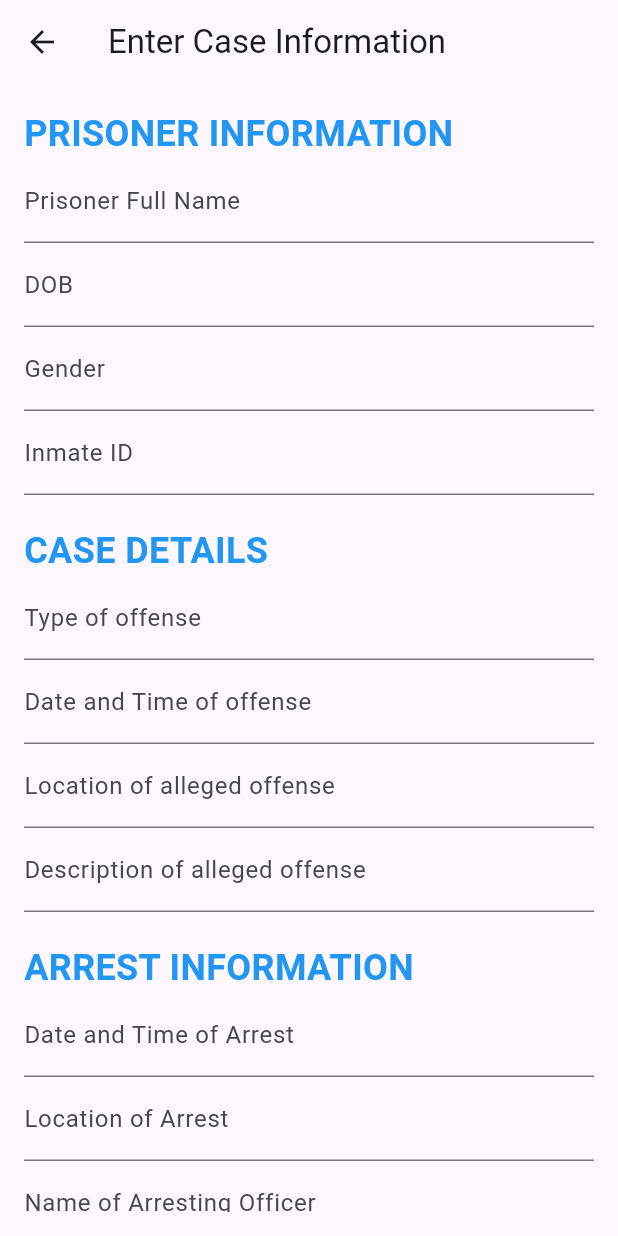
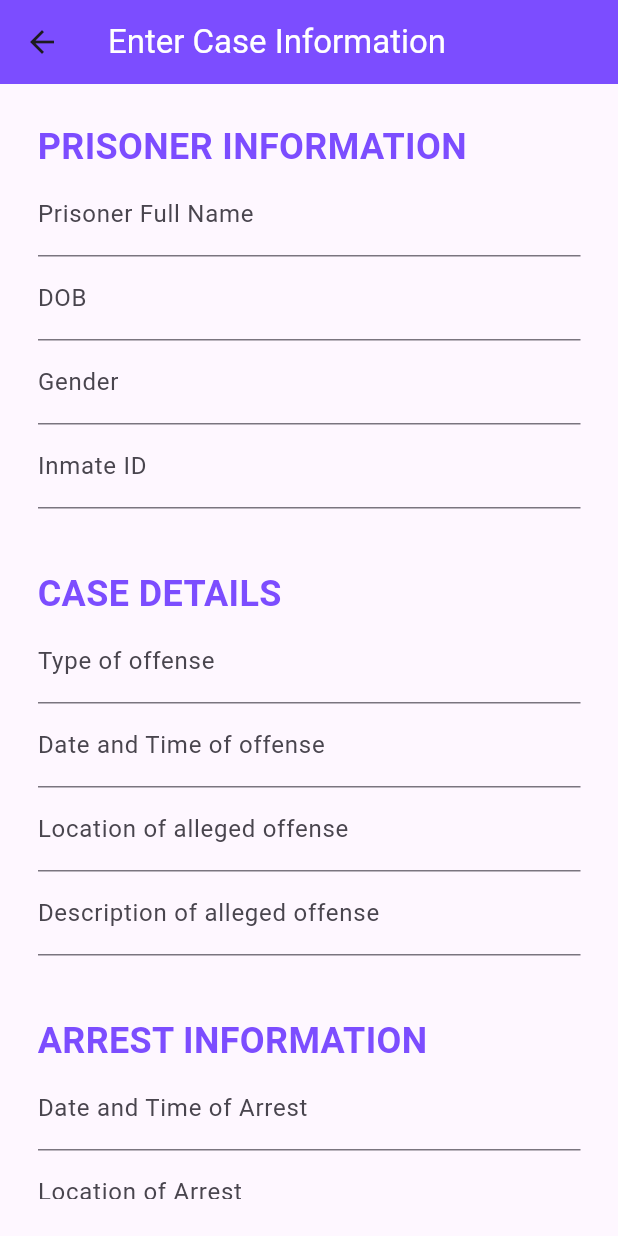
Before and after one commit to kavyaaa-1/sih, a Flutter app: the CaseInfoForm screen opened directly, on a phone screen of 412 x 824 dp. Run offline on Flutter 3.47's test engine with Material 2 defaults, Android fonts, the phone set to English and light mode, and no system bars; missing offline and left inert: mongo_dart.

Commit message:
updating ui

```diff
--- a/lib/main.dart
+++ b/lib/main.dart
@@ -1,4 +1,6 @@
 import 'package:flutter/material.dart';
+import 'package:sih_project/screens/add_case.dart';
+import 'package:sih_project/screens/assign_lawyer.dart';
 import 'package:sih_project/screens/select_user_type.dart';
 
 import 'dbHelper/mongodb.dart';
@@ -25,7 +27,7 @@ class MyApp extends StatelessWidget {
       routes: {
         //'/': (context) => MyHomePage(title: 'Your App Title'), // Your existing home page
         //'/': (context) => SelectUserTypePage(),
-        '/': (context) => SelectUserTypePage(),
+        '/': (context) => CaseInfoForm(),
       },
     );
   }
--- a/lib/screens/add_case.dart
+++ b/lib/screens/add_case.dart
@@ -1,4 +1,6 @@
 import 'package:flutter/material.dart';
+
+import 'assign_lawyer.dart';
 
 class CaseInfoForm extends StatefulWidget {
   @override
@@ -46,10 +48,12 @@ class _CaseInfoFormState extends State<CaseInfoForm> {
   Widget build(BuildContext context) {
     return Scaffold(
       appBar: AppBar(
-        title: Text('Enter Case Information'),
+        backgroundColor: Colors.deepPurpleAccent,
+        title: Text('Enter Case Information',
+        style: TextStyle(color: Colors.white),),
       ),
       body: Padding(
-        padding: EdgeInsets.all(16.0),
+        padding: EdgeInsets.all(25.0),
         child: Form(
           key: _formKey,
           child: ListView(
@@ -59,7 +63,7 @@ class _CaseInfoFormState extends State<CaseInfoForm> {
                 style: TextStyle(
                     fontSize: 24.0,
                     fontWeight: FontWeight.bold,
-                    color: Colors.blue),
+                    color: Colors.deepPurpleAccent),
               ),
               _buildTextField('Prisoner Full Name', (value) {
                 prisonerName = value;
@@ -74,13 +78,13 @@ class _CaseInfoFormState extends State<CaseInfoForm> {
                 prisonerID = value;
               }),
 
-              const SizedBox(height: 20.0),
+              const SizedBox(height: 40.0),
               const Text(
                 "CASE DETAILS",
                 style: TextStyle(
                     fontSize: 24.0,
                     fontWeight: FontWeight.bold,
-                    color: Colors.blue),
+                    color: Colors.deepPurpleAccent),
               ),
               _buildTextField('Type of offense', (value) {
                 offenseType = value;
@@ -96,13 +100,13 @@ class _CaseInfoFormState extends State<CaseInfoForm> {
                 offenseDesc = value;
               }),
 
-              const SizedBox(height: 20.0),
+              const SizedBox(height: 40.0),
               const Text(
                 "ARREST INFORMATION",
                 style: TextStyle(
                     fontSize: 24.0,
                     fontWeight: FontWeight.bold,
-                    color: Colors.blue),
+                    color: Colors.deepPurpleAccent),
               ),
               _buildTextField('Date and Time of Arrest', (value) {
                 arrestDateAndTime = value;
@@ -117,13 +121,13 @@ class _CaseInfoFormState extends State<CaseInfoForm> {
                 arrestwarrantNumber = value;
               }),
 
-              const SizedBox(height: 20.0),
+              const SizedBox(height: 40.0),
               const Text(
                 "BAIL INFORMATION",
                 style: TextStyle(
                     fontSize: 24.0,
                     fontWeight: FontWeight.bold,
-                    color: Colors.blue),
+                    color: Colors.deepPurpleAccent),
               ),
               _buildTextField('Bail Amount(if applicable)', (value) {
                 bailAmt = value;
@@ -132,13 +136,13 @@ class _CaseInfoFormState extends State<CaseInfoForm> {
                 bailConditions = value;
               }),
 
-              const SizedBox(height: 20.0),
+              const SizedBox(height: 40.0),
               const Text(
                 "WITNESS INFORMATION",
                 style: TextStyle(
                     fontSize: 24.0,
                     fontWeight: FontWeight.bold,
-                    color: Colors.blue),
+                    color: Colors.deepPurpleAccent),
               ),
               _buildTextField('Witness Name(if any)', (value) {
                 witnessName = value;
@@ -147,13 +151,13 @@ class _CaseInfoFormState extends State<CaseInfoForm> {
                 witnessContact = value;
               }),
 
-              const SizedBox(height: 20.0),
+              const SizedBox(height: 40.0),
               const Text(
                 "EVIDENCE AND DOCUMENTATION",
                 style: TextStyle(
                     fontSize: 24.0,
                     fontWeight: FontWeight.bold,
-                    color: Colors.blue),
+                    color: Colors.deepPurpleAccent),
               ),
               _buildTextField(
                   'List of Evidence and Documents related to the Case',
@@ -161,23 +165,28 @@ class _CaseInfoFormState extends State<CaseInfoForm> {
                 evidenceInfo = value;
               }),
 
-              const SizedBox(height: 20.0),
+              const SizedBox(height: 40.0),
               const Text(
                 "ADDITIONAL COMMENTS AND NOTES",
                 style: TextStyle(
-                    fontSize: 24.0,
+                    fontSize: 20.0,
                     fontWeight: FontWeight.bold,
-                    color: Colors.blue),
+                    color: Colors.deepPurpleAccent),
               ),
               _buildTextField(
                   'Additional Information related to the case(if any)',
                   (value) {
                 additionalComments = value;
               }),
-              SizedBox(height: 16.0),
+              SizedBox(height: 35.0),
               ElevatedButton(
-                onPressed: _submitForm,
-                child: Text('SUBMIT'),
+                onPressed: () => _submitForm(),
+                style: ElevatedButton.styleFrom(
+                  primary: Colors.deepPurpleAccent, // Button color
+                  onPrimary: Colors.white, // Text color
+                ),
+                child: Text('SUBMIT',
+                style: TextStyle(fontSize: 20),),
               ),
             ],
           ),
@@ -199,3 +208,16 @@ class _CaseInfoFormState extends State<CaseInfoForm> {
     );
   }
 }
+void _submitForm(BuildContext context, GlobalKey<FormState> formKey) {
+  if (formKey.currentState!.validate()) {
+    // Process and submit the data as needed (e.g., send to a server)
+    // You can access the entered data using the defined variables
+
+    // Navigate to the CaseConfirmationPage
+    Navigator.of(context).push(
+      MaterialPageRoute(
+        builder: (context) => CaseConfirmationPage(),
+      ),
+    );
+  }
+}
```
Also changed, not shown: lib/screens/assign_lawyer.dart (+56 -36 lines).
